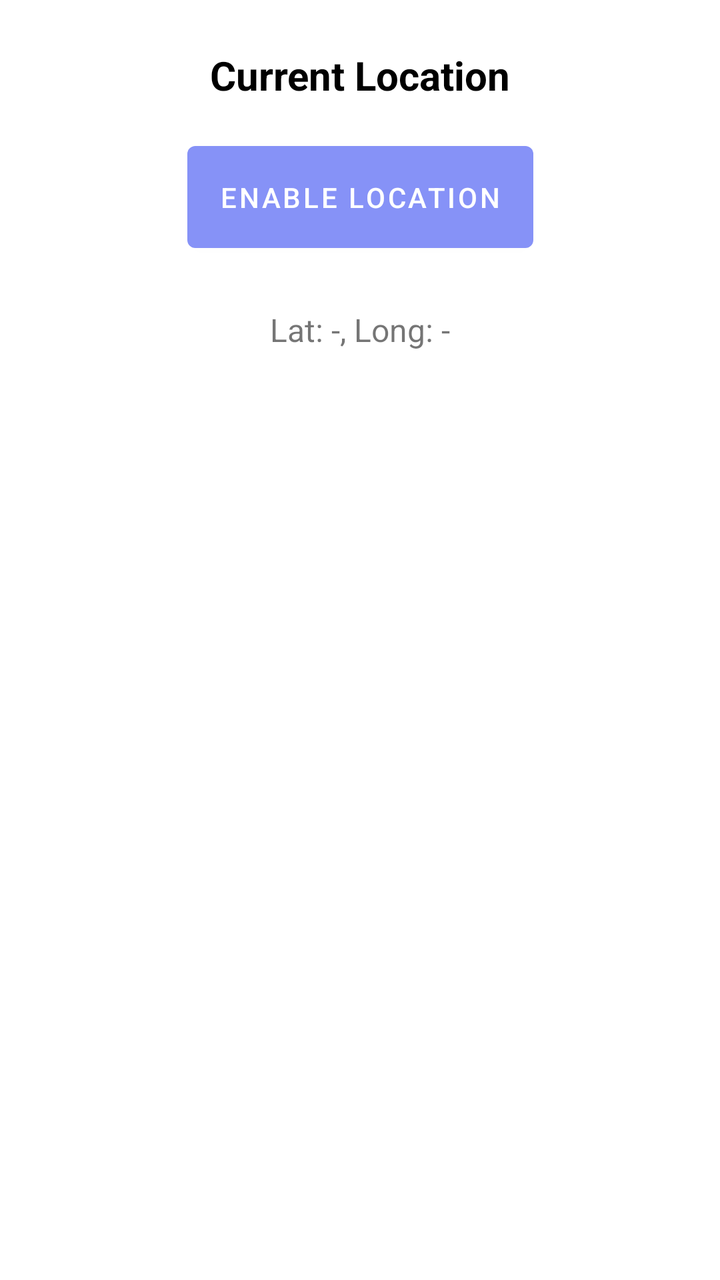
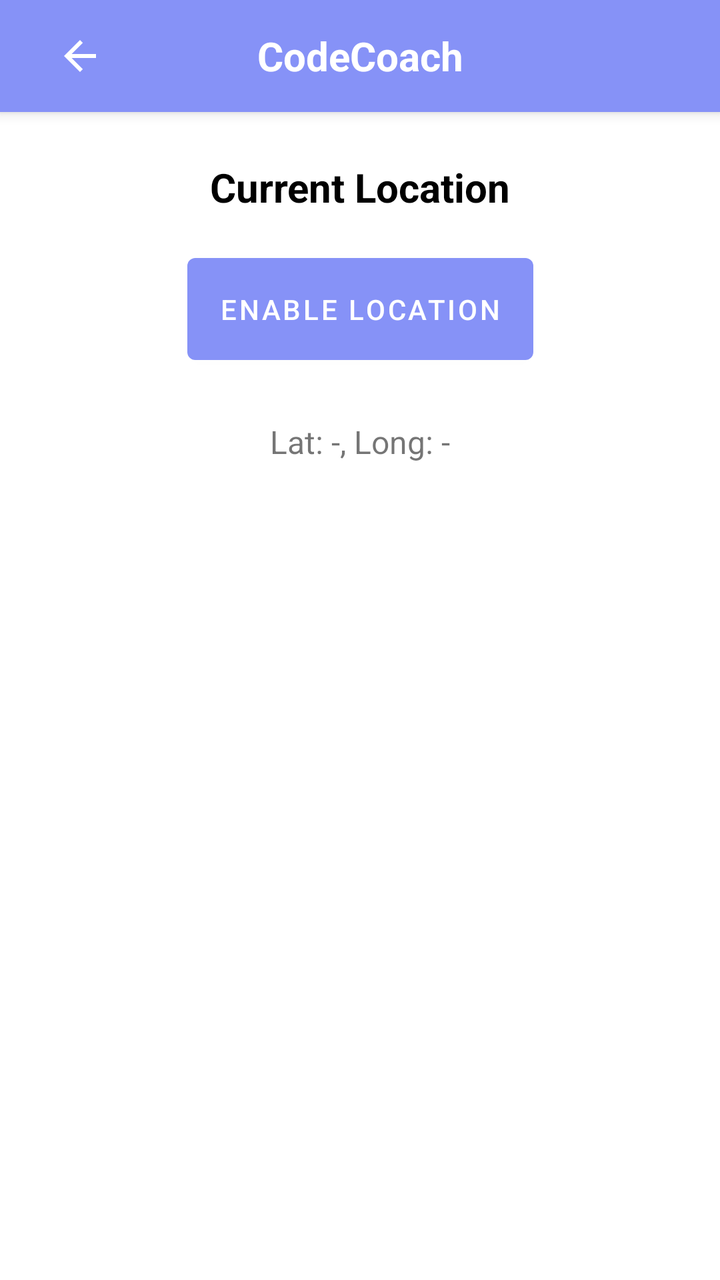

Compare the two renders of this Android layout. The source of the first and the diff that turns it into the second are given below.
<!-- AndroidManifest.xml: application theme Theme.CC -->
<!-- res/layout/activity_location.xml -->
<?xml version="1.0" encoding="utf-8"?>
<androidx.constraintlayout.widget.ConstraintLayout xmlns:android="http://schemas.android.com/apk/res/android"
    xmlns:app="http://schemas.android.com/apk/res-auto"
    xmlns:tools="http://schemas.android.com/tools"
    android:layout_width="match_parent"
    android:layout_height="match_parent"
    tools:context=".MainActivity">

    
    <TextView
        android:id="@+id/titleText"
        android:layout_width="wrap_content"
        android:layout_height="wrap_content"
        android:text="Current Location"
        android:textSize="20sp"
        android:textStyle="bold"
        android:textColor="@android:color/black"
        android:layout_marginTop="24dp"
        app:layout_constraintTop_toTopOf="parent"
        app:layout_constraintStart_toStartOf="parent"
        app:layout_constraintEnd_toEndOf="parent" />

    
    <Button
        android:id="@+id/getLocationButton"
        android:layout_width="wrap_content"
        android:layout_height="wrap_content"
        android:text="Enable Location"
        android:layout_marginTop="16dp"
        android:padding="16dp"
        app:layout_constraintTop_toBottomOf="@id/titleText"
        app:layout_constraintStart_toStartOf="parent"
        app:layout_constraintEnd_toEndOf="parent" />

    
    <ProgressBar
        android:id="@+id/locationProgressBar"
        android:layout_width="wrap_content"
        android:layout_height="wrap_content"
        android:layout_marginTop="16dp"
        android:visibility="gone"
        app:layout_constraintTop_toBottomOf="@id/getLocationButton"
        app:layout_constraintStart_toStartOf="parent"
        app:layout_constraintEnd_toEndOf="parent" />

    
    <TextView
        android:id="@+id/locationTextView"
        android:layout_width="wrap_content"
        android:layout_height="wrap_content"
        android:text="Lat: -, Long: -"
        android:textSize="16sp"
        android:layout_marginTop="24dp"
        app:layout_constraintTop_toBottomOf="@id/locationProgressBar"
        app:layout_constraintStart_toStartOf="parent"
        app:layout_constraintEnd_toEndOf="parent" />

</androidx.constraintlayout.widget.ConstraintLayout>
<!-- resources referenced by this layout -->
<resources>
  <style name="Theme.CC" parent="Base.Theme.CC" />
  <style name="Base.Theme.CC" parent="Theme.MaterialComponents.DayNight.NoActionBar">
          
          <item name="colorPrimary">@color/lavender</item>
          <item name="colorPrimaryVariant">@color/lavender</item>
          <item name="colorOnPrimary">@color/white</item>
          
          <item name="colorSecondary">@color/teal_200</item>
          <item name="colorSecondaryVariant">@color/teal_700</item>
          <item name="colorOnSecondary">@color/black</item>
          
          <item name="android:statusBarColor">?attr/colorPrimaryVariant</item>
          
          
      </style>
  <color name="lavender">#8692f7</color>
  <color name="white">#FFFFFFFF</color>
  <color name="teal_200">#FF03DAC5</color>
  <color name="teal_700">#FF018786</color>
  <color name="black">#FF000000</color>
</resources>

<!-- the commit's change to res/layout/activity_location.xml (unified diff, before → after) -->
@@ -4,7 +4,37 @@
     xmlns:tools="http://schemas.android.com/tools"
     android:layout_width="match_parent"
     android:layout_height="match_parent"
-    tools:context=".MainActivity">
+    tools:context=".LocationActivity">
+
+    
+    <androidx.appcompat.widget.Toolbar
+        android:id="@+id/top_bar"
+        android:layout_width="match_parent"
+        android:layout_height="wrap_content"
+        android:background="?attr/colorPrimary"
+        android:elevation="4dp"
+        tools:ignore="MissingConstraints">
+
+        <ImageButton
+            android:id="@+id/back_button"
+            android:layout_width="wrap_content"
+            android:layout_height="wrap_content"
+            android:src="@drawable/ic_back"
+            android:background="?attr/selectableItemBackgroundBorderless"
+            android:contentDescription="Back"
+            android:layout_gravity="start"
+            android:padding="12dp" />
+
+        <TextView
+            android:id="@+id/top_bar_title"
+            android:layout_width="wrap_content"
+            android:layout_height="wrap_content"
+            android:layout_gravity="center"
+            android:text="CodeCoach"
+            android:textColor="@android:color/white"
+            android:textSize="20sp"
+            android:textStyle="bold" />
+    </androidx.appcompat.widget.Toolbar>
 
     
     <TextView
@@ -16,7 +46,7 @@
         android:textStyle="bold"
         android:textColor="@android:color/black"
         android:layout_marginTop="24dp"
-        app:layout_constraintTop_toTopOf="parent"
+        app:layout_constraintTop_toBottomOf="@+id/top_bar"
         app:layout_constraintStart_toStartOf="parent"
         app:layout_constraintEnd_toEndOf="parent" />
 
<!-- resource entries referenced after the edit -->
@@ -1,5 +1,11 @@
 <!-- resources referenced by this layout -->
 <resources>
+  <!-- drawable ic_back (drawable) -->
+  <vector xmlns:android="http://schemas.android.com/apk/res/android" android:autoMirrored="true" android:height="24dp" android:tint="#FFFFFF" android:viewportHeight="24" android:viewportWidth="24" android:width="24dp">
+        
+      <path android:fillColor="@android:color/white" android:pathData="M20,11H7.83l5.59,-5.59L12,4l-8,8 8,8 1.41,-1.41L7.83,13H20v-2z"/>
+      
+  </vector>
   <style name="Theme.CC" parent="Base.Theme.CC" />
   <style name="Base.Theme.CC" parent="Theme.MaterialComponents.DayNight.NoActionBar">
           
